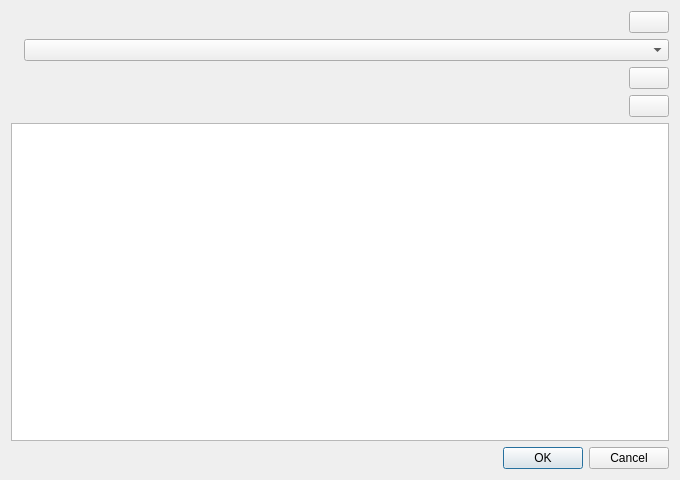
Qt form editor/convert.ui (malcyon/wish) before a commit.
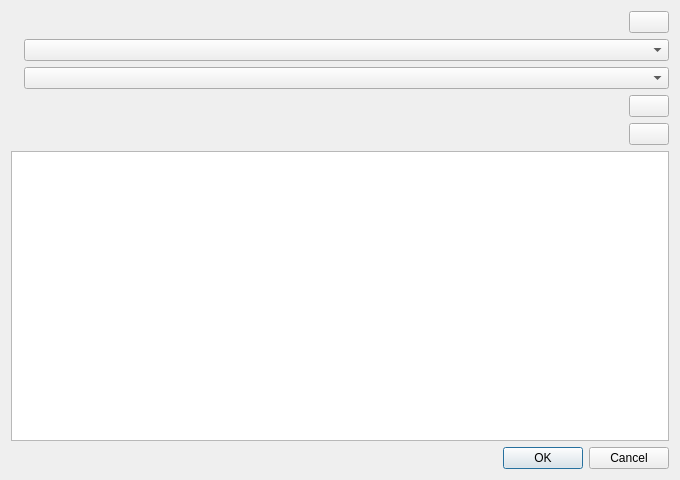
The same form after that commit.

Commit message:
Let a player choose which saved game on an Amiga disk to convert, instead of silently taking the first (closes #372)
Claude-Session: https://claude.ai/code/session_016y61KCQqqTKWNATWqqTX5e

```diff
--- a/editor/convert.ui
+++ b/editor/convert.ui
@@ -30,15 +30,21 @@
       </layout>
      </item>
      <item row="1" column="0">
-      <widget class="QLabel" name="label_to"/>
+      <widget class="QLabel" name="label_slot"/>
      </item>
      <item row="1" column="1">
-      <widget class="QComboBox" name="convert_destination"/>
+      <widget class="QComboBox" name="convert_slot"/>
      </item>
      <item row="2" column="0">
-      <widget class="QLabel" name="label_game"/>
+      <widget class="QLabel" name="label_to"/>
      </item>
      <item row="2" column="1">
+      <widget class="QComboBox" name="convert_destination"/>
+     </item>
+     <item row="3" column="0">
+      <widget class="QLabel" name="label_game"/>
+     </item>
+     <item row="3" column="1">
       <layout class="QHBoxLayout" name="game_row" stretch="1,0">
        <item>
         <widget class="QLabel" name="convert_game"/>
@@ -48,10 +54,10 @@
        </item>
       </layout>
      </item>
-     <item row="3" column="0">
+     <item row="4" column="0">
       <widget class="QLabel" name="label_folder"/>
      </item>
-     <item row="3" column="1">
+     <item row="4" column="1">
       <layout class="QHBoxLayout" name="folder_row" stretch="1,0">
        <item>
         <widget class="QLabel" name="convert_folder"/>
```
The commit also changes 3 other files.
